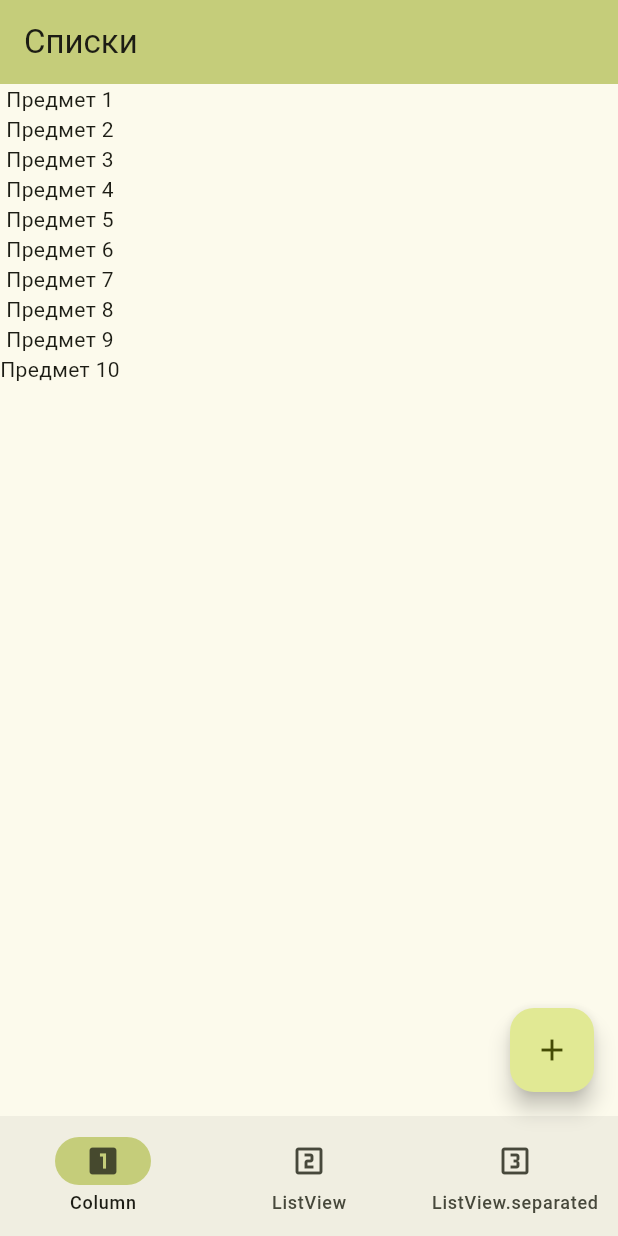
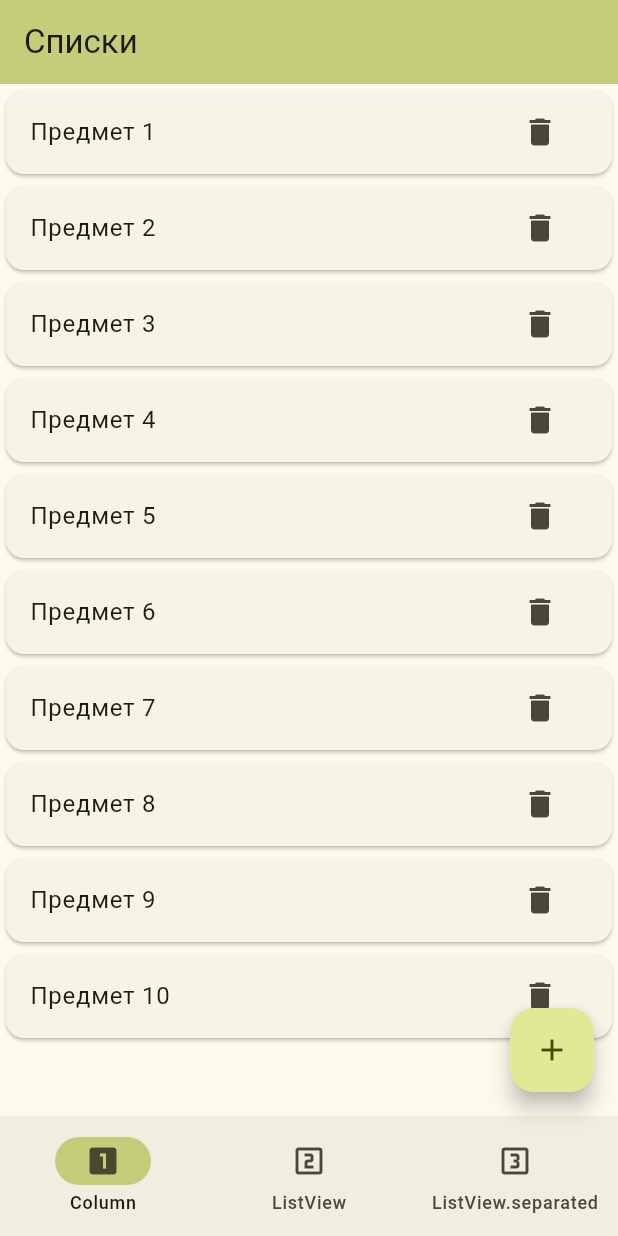
Before and after one commit to BerestaCoder/Crossplatform-4, a Flutter app: the screen it shows after launch, on a phone screen of 412 x 824 dp. Run offline on Flutter 3.47's test engine with Material 3 defaults, Android fonts, the phone set to English and light mode, and no system bars.

Commit message:
Update main.dart

```diff
--- a/lib/main.dart
+++ b/lib/main.dart
@@ -16,29 +16,24 @@
   const MyHomePage({super.key, required this.title});  final String title;  @override  State<MyHomePage> createState() => _MyHomePageState();}
 
 class _MyHomePageState extends State<MyHomePage> {
-  final columnItems = List.generate(10, (index) => GestureDetector(
-      onTap: () => setState(() => columnItems.remove(index)),
-      child: Text('Предмет ${index + 1}')),
-  );
+  final columnItems = List.generate(10, (index) => 'Предмет ${index + 1}');
   final listViewItems = List.generate(10, (index) => 'Предмет ${index + 1}');
   final listViewSeperatedItems = List.generate(10, (index) => 'Предмет ${index + 1}');
-
-  void remove(int index) {
-    setState(() {
-      columnItems.removeAt(index);
-    });
-  }
-
   void _addItem() {
     setState(() {
       switch (currentPageIndex) {
         case 0:
-          columnItems.add(GestureDetector(child: Text('Добавленный предмет')));
+          columnItems.add('Добавленный предмет');
         case 1:
           listViewItems.add('Добавленный предмет');
         case 2:
           listViewSeperatedItems.add('Добавленный предмет');
       }
+    });
+  }
+  void _deleteColumnItem(int index){
+    setState(() {
+      columnItems.removeAt(index);
     });
   }
 
@@ -74,11 +69,27 @@
             ),
           ]
       ),
+        floatingActionButton: FloatingActionButton(
+          onPressed: _addItem,
+          tooltip: 'Добавить предмет',
+          child: const Icon(Icons.add),
+        ),
       body: [
 
         // ================ Column
         Column(
-            children: columnItems
+            children: [
+              for (int i = 0; i < columnItems.length; i++)
+                Card(
+                  child: ListTile(
+                    title: Text(columnItems[i]),
+                    trailing: IconButton(
+                      icon: Icon(Icons.delete),
+                      onPressed: () => _deleteColumnItem(i),
+                    ),
+                  )
+                )
+            ]
         ),
 
         // ================ ListView
@@ -102,12 +113,7 @@
           itemCount: listViewSeperatedItems.length,
         ),
 
-      ][currentPageIndex],
-      floatingActionButton: FloatingActionButton(
-        onPressed: _addItem,
-        tooltip: 'Добавить предмет',
-        child: const Icon(Icons.add),
-      ),
+      ][currentPageIndex]
     );
   }
 }
```
